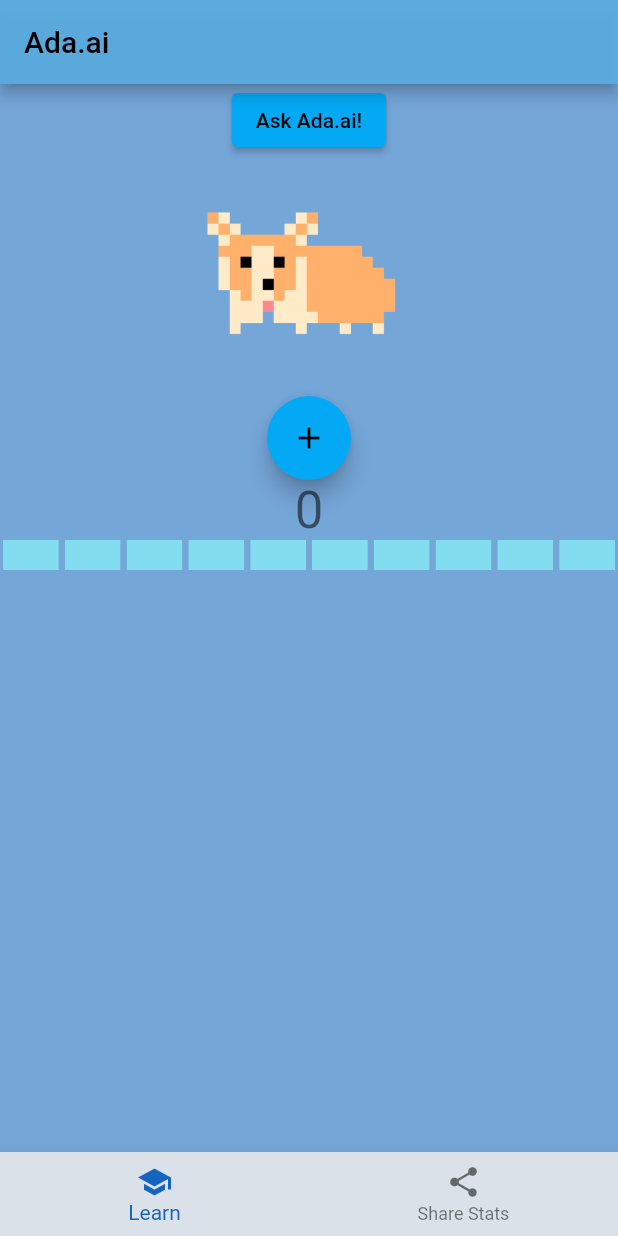
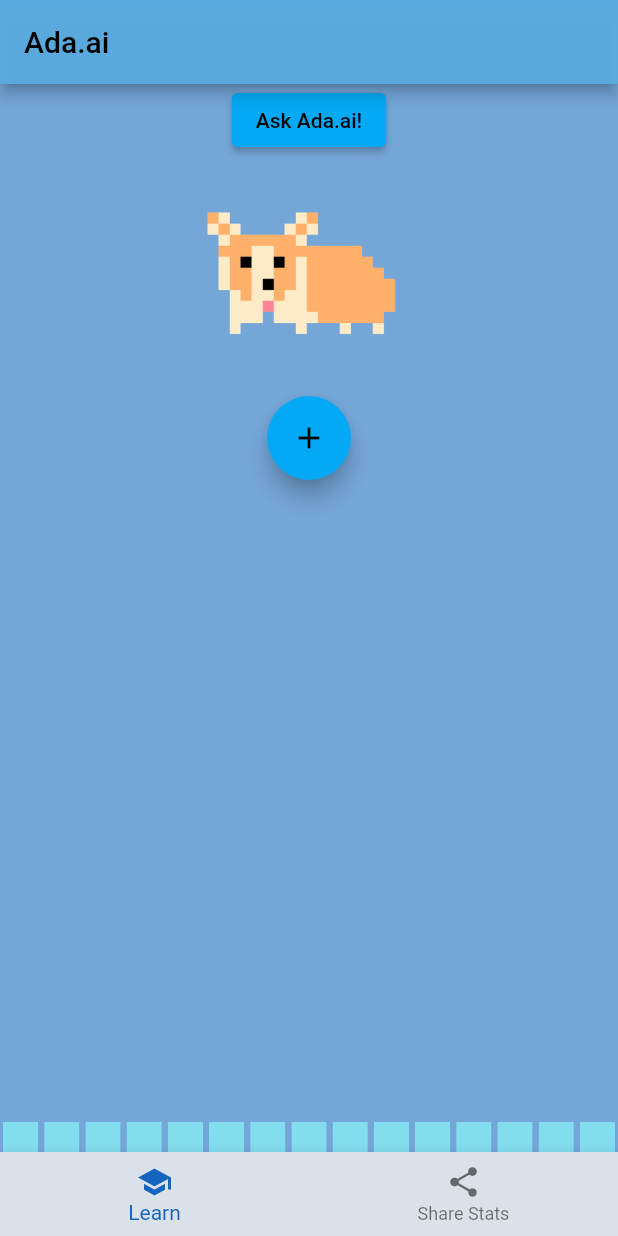
Before and after one commit to jma02/ada.ai, a Flutter app: the screen it shows after launch, on a phone screen of 412 x 824 dp. Run offline on Flutter 3.47's test engine with Material 2 defaults, Android fonts, the phone set to English and light mode, and no system bars; drawn by our look-alikes of step_progress_indicator.

Commit message:
xpbar mod

```diff
--- a/lib/main.dart
+++ b/lib/main.dart
@@ -1,6 +1,8 @@
 import 'package:flutter/material.dart';
 import 'pages/learn.dart';
 import 'pages/share.dart';
+import 'widgets/xpbar.dart';
+import '../widgets/xpbar.dart';
 
 void main() {
   runApp(const AdaApp());
@@ -66,10 +68,17 @@ class _MyHomePageState extends State<MyHomePage> {
       ),
       body: Center(
           child: _selectedIndex == 0
-              ? LearnPage(
-                  exp: _exp,
-                  incrementExp: _incrementExp,
-                )
+              ? Column(children: <Widget>[
+                  LearnPage(
+                    exp: _exp,
+                    incrementExp: _incrementExp,
+                  ),
+                  Expanded(
+                      child: Align(
+                    alignment: Alignment.bottomCenter,
+                    child: XpBar(exp: _exp),
+                  ))
+                ])
               : SharePage(exp: _exp, incrementExp: _incrementExp)),
       bottomNavigationBar: BottomNavigationBar(
         backgroundColor: const Color.fromARGB(255, 218, 225, 233),
--- a/lib/pages/learn.dart
+++ b/lib/pages/learn.dart
@@ -1,9 +1,5 @@
 import 'package:ada_ai/widgets/prompt.dart';
 import 'package:flutter/material.dart';
-
-import '../widgets/xpbar.dart';
-
-import 'package:flutter_svg/svg.dart';
 
 class LearnPage extends StatelessWidget {
   final int exp;
@@ -47,7 +43,6 @@ class LearnPage extends StatelessWidget {
           tooltip: 'Increment',
           child: const Icon(Icons.add),
         ), // This trailing comma makes auto-formatting nicer for build methods.
-        XpBar(exp: exp),
       ],
     );
   }
--- a/lib/widgets/xpbar.dart
+++ b/lib/widgets/xpbar.dart
@@ -1,5 +1,3 @@
-import 'dart:math';
-
 import 'package:flutter/material.dart';
 import 'package:step_progress_indicator/step_progress_indicator.dart';
 
@@ -16,12 +14,8 @@ class XpBar extends StatelessWidget {
     return Column(
       mainAxisAlignment: MainAxisAlignment.end,
       children: <Widget>[
-        Text(
-          '$exp',
-          style: Theme.of(context).textTheme.headlineMedium,
-        ),
         StepProgressIndicator(
-          totalSteps: 10,
+          totalSteps: 15,
           currentStep: exp,
           selectedColor: Color.fromARGB(255, 37, 237, 121),
           unselectedColor: Color.fromARGB(255, 130, 221, 239),
```
